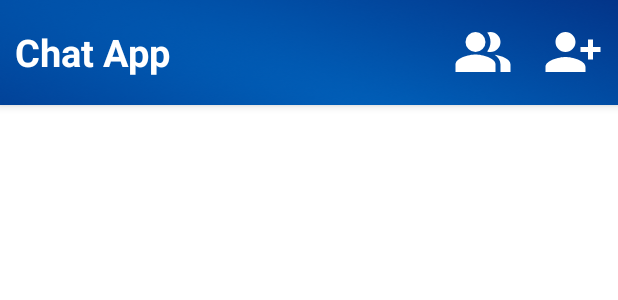
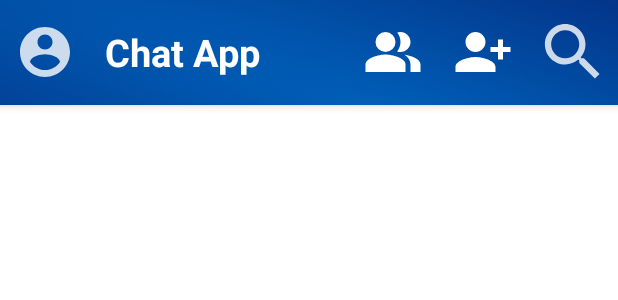
Before and after one commit to thuylinhptit/ChatAppJava, an Android app: the layout activity_chat_screen.xml on its own in the app's theme, with its tools: preview values and no code run, on a phone screen of 412 x 824 dp. Shown: the top 300 px of the screen. Run offline under Robolectric (Android 15) with nearby library versions, the phone set to English and light mode, and no system bars.

Commit message:
After merge

```diff
--- a/app/src/main/java/com/example/adapter/FriendAdapter.java
+++ b/app/src/main/java/com/example/adapter/FriendAdapter.java
@@ -6,6 +6,7 @@ import android.view.LayoutInflater;
 import android.view.View;
 import android.view.ViewGroup;
 import android.widget.Button;
+import android.widget.ImageButton;
 import android.widget.ImageView;
 import android.widget.TextView;
 
@@ -81,12 +82,12 @@ public class FriendAdapter extends RecyclerView.Adapter<FriendAdapter.FriendView
     public class FriendViewHolder extends RecyclerView.ViewHolder {
         private ImageView avatarFriendImg;
         private TextView nameFriendTxt;
-        private Button btn;
+        private ImageButton btn;
         private ImageView iconOnlineImg;
         public FriendViewHolder(@NonNull View itemView, IClickItem event) {
             super(itemView);
             nameFriendTxt = (TextView)itemView.findViewById(R.id.friend_row_name);
-            btn = (Button)itemView.findViewById(R.id.friend_row_btnchat_id);
+            btn = (ImageButton)itemView.findViewById(R.id.friend_row_btnchat_id);
             iconOnlineImg = (ImageView)itemView.findViewById(R.id.friend_row_online_id);
 
             btn.setOnClickListener(new View.OnClickListener() {
--- a/app/src/main/java/com/example/adapter/SearchFriendAdapter.java
+++ b/app/src/main/java/com/example/adapter/SearchFriendAdapter.java
@@ -55,6 +55,10 @@ public class SearchFriendAdapter extends RecyclerView.Adapter<SearchFriendAdapte
 
     @Override
     public void onBindViewHolder(@NonNull SearchFriendAdapterViewHolder holder, int position) {
+        if (list.get(position).getId() == SocketCurrent.instance.getClient().getId()) {
+            holder.itemView.setVisibility(View.INVISIBLE);
+            return;
+        }
         holder.sendFriendRqBtn.setVisibility(View.VISIBLE);
         holder.acceptFriendBtn.setVisibility(View.GONE);
         holder.declineFriendBtn.setVisibility(View.GONE);
--- a/app/src/main/java/com/example/testTai/TaiFriendScene.java
+++ b/app/src/main/java/com/example/testTai/TaiFriendScene.java
@@ -39,7 +39,7 @@ public class TaiFriendScene extends AppCompatActivity implements IClickItem {
 
     private void init() {
         friendRecyclerView = findViewById(R.id.friend_list_id);
-        nameUserTxt = findViewById(R.id.friend_name_user_id);
+//        nameUserTxt = findViewById(R.id.friend_name_user_id);
         friendFriendAdapter = new FriendAdapter(SocketCurrent.instance.getClient().getFriendList(), getApplicationContext(), this);
         LinearLayoutManager layoutManager = new LinearLayoutManager(this, LinearLayoutManager.VERTICAL, false);
         friendRecyclerView.setLayoutManager(layoutManager);
--- a/app/src/main/res/drawable-anydpi/ic_btn_profile.xml
+++ b/app/src/main/res/drawable-anydpi/ic_btn_profile.xml
@@ -3,7 +3,7 @@
     android:height="24dp"
     android:viewportWidth="24"
     android:viewportHeight="24"
-    android:tint="#000000"
+    android:tint="#fff"
     android:alpha="0.8">
   <path
       android:fillColor="@android:color/white"
--- a/app/src/main/res/drawable-anydpi/ic_btn_search_friend.xml
+++ b/app/src/main/res/drawable-anydpi/ic_btn_search_friend.xml
@@ -3,7 +3,7 @@
     android:height="24dp"
     android:viewportWidth="24"
     android:viewportHeight="24"
-    android:tint="#000000"
+    android:tint="#ffffff"
     android:alpha="0.8">
   <group android:scaleX="1.25"
       android:scaleY="1.25"
--- a/app/src/main/res/layout/activity_chat_screen.xml
+++ b/app/src/main/res/layout/activity_chat_screen.xml
@@ -15,7 +15,16 @@
             android:layout_height="match_parent"
             android:background="@drawable/background2"
             android:orientation="horizontal">
-
+            <ImageButton
+                android:id="@+id/watch_profile_id"
+                android:layout_width="wrap_content"
+                android:layout_height="wrap_content"
+                android:layout_gravity="center"
+                android:layout_marginHorizontal="10dp"
+                android:padding="20dp"
+                android:background="@drawable/ic_btn_profile"
+                tools:ignore="SpeakableTextPresentCheck">
+            </ImageButton>
             <TextView
                 android:layout_width="wrap_content"
                 android:layout_height="match_parent"
@@ -47,6 +56,16 @@
                 android:background="@drawable/addfr_icon"
                 tools:ignore="SpeakableTextPresentCheck">
             </ImageButton>
+            <ImageButton
+                android:id="@+id/home_search_btn_id"
+                android:layout_width="wrap_content"
+                android:layout_height="wrap_content"
+                android:layout_gravity="center"
+                android:layout_marginHorizontal="10dp"
+                android:padding="20dp"
+                android:background="@drawable/ic_btn_search_friend"
+                tools:ignore="SpeakableTextPresentCheck">
+            </ImageButton>
         </LinearLayout>
 
 
```
Also changed, not shown: app/src/main/java/com/example/testTai/TaiWatchProfile.java (+15 -15 lines), app/src/main/res/layout/tai_row_friend.xml (+8 -0 lines).
